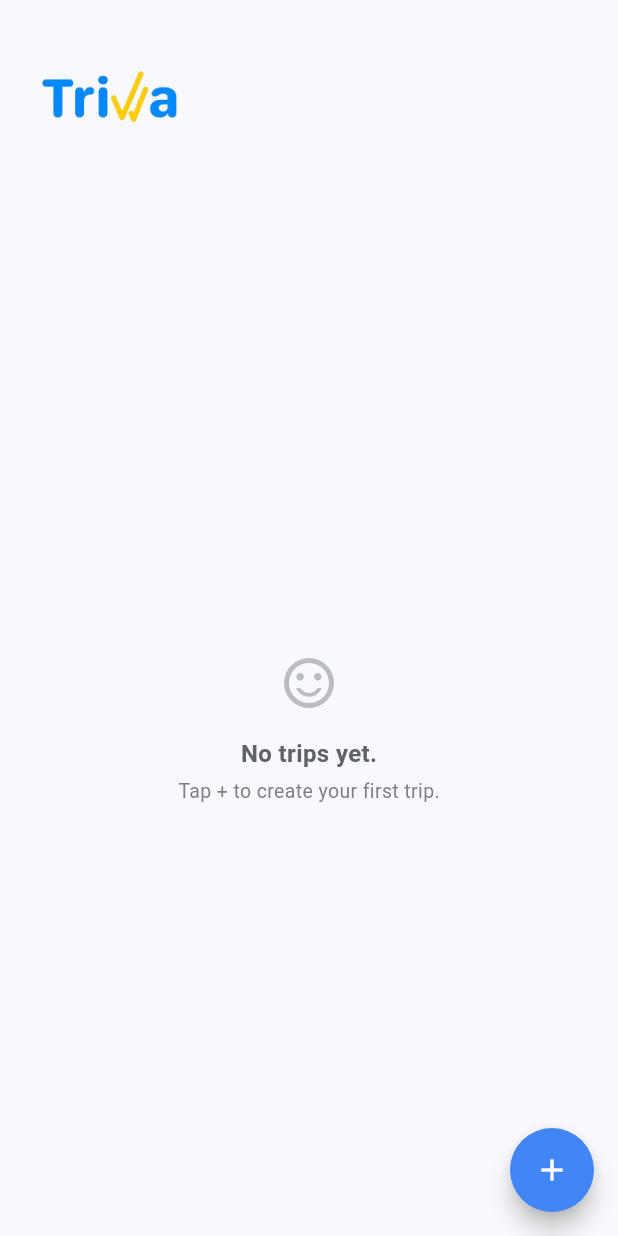
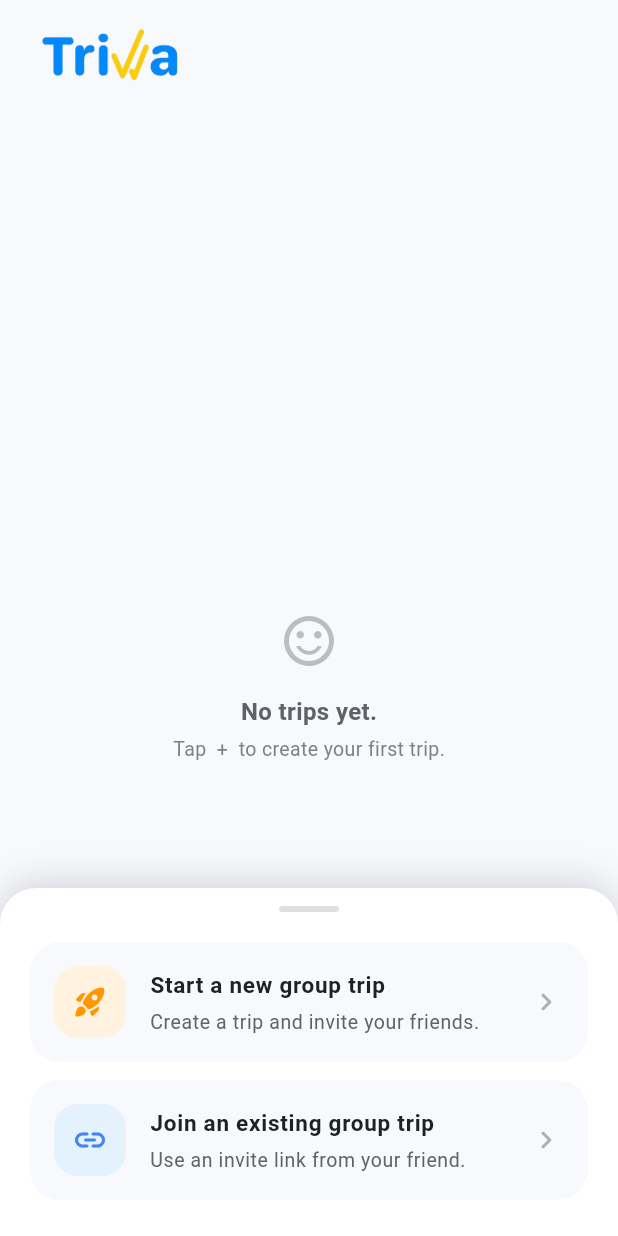
Before and after one commit to isnanramalia/triva_app, a Flutter app: the TripsListPage screen opened by its route, after a tap on the "add" icon, on a phone screen of 412 x 824 dp. Run offline on Flutter 3.47's test engine with Material 3 defaults, Android fonts, the phone set to English and light mode, and no system bars; Roboto replaces fonts that are missing (SF_Pro_Font).

Commit message:
feat: :sparkles: overlay button +

```diff
--- a/lib/features/auth/splash_page.dart
+++ b/lib/features/auth/splash_page.dart
@@ -19,13 +19,11 @@ class _SplashPageState extends State<SplashPage> with SingleTickerProviderStateM
   void initState() {
     super.initState();
 
-    // Animasi controller
     _controller = AnimationController(
       vsync: this,
       duration: const Duration(milliseconds: 1800),
     );
 
-    // Scale dari kecil → normal, lalu sedikit bounce
     _scaleAnimation = Tween<double>(begin: 0.0, end: 1.0).animate(
       CurvedAnimation(
         parent: _controller,
@@ -33,7 +31,6 @@ class _SplashPageState extends State<SplashPage> with SingleTickerProviderStateM
       ),
     );
 
-    // Fade in halus
     _opacityAnimation = Tween<double>(begin: 0.0, end: 1.0).animate(
       CurvedAnimation(
         parent: _controller,
@@ -41,10 +38,8 @@ class _SplashPageState extends State<SplashPage> with SingleTickerProviderStateM
       ),
     );
 
-    // Mulai animasi
     _controller.forward();
 
-    // Pindah ke halaman berikutnya setelah animasi selesai
     Timer(const Duration(milliseconds: 2200), () {
       if (!mounted) return;
       Navigator.pushReplacementNamed(context, AppRoutes.authLanding);
--- a/lib/features/trips/trips_list_page.dart
+++ b/lib/features/trips/trips_list_page.dart
@@ -1,42 +1,35 @@
 import 'package:flutter/material.dart';
-import '../../core/theme/app_colors.dart';
+import '../../../core/theme/app_colors.dart';
 
 class TripsListPage extends StatelessWidget {
   const TripsListPage({super.key});
 
   @override
   Widget build(BuildContext context) {
-    // untuk sementara anggap belum ada trip
-    final hasTrips = false;
+    final hasTrips = false; // sementara, nanti diganti data dari BE
 
     return Scaffold(
       backgroundColor: AppColors.surface,
       floatingActionButton: FloatingActionButton(
-        onPressed: () {
-          // TODO: navigate ke Create Trip flow
-        },
-        backgroundColor: AppColors.trivaBlue,
-        shape: const CircleBorder(),
-        child: const Icon(
-          Icons.add,
-          color: Colors.white,
-        ),
+        onPressed: () => _showTripActionsSheet(context),
+        child: const Icon(Icons.add),
       ),
       body: SafeArea(
         child: Padding(
           padding: const EdgeInsets.symmetric(horizontal: 24, vertical: 16),
           child: Column(
-            crossAxisAlignment: CrossAxisAlignment.start,
             children: [
-              Image.asset(
-                'lib/assets/images/logo_triva.png',
-                width: 100,
-                height: 100,
+              // Logo PNG di kiri atas
+              Align(
+                alignment: Alignment.centerLeft,
+                child: Image.asset(
+                  'lib/assets/images/logo_triva.png',
+                  height: 44,
+                ),
               ),
               const SizedBox(height: 48),
 
-              if (!hasTrips) ...[
-                // Empty state (tengah layar)
+              if (!hasTrips)
                 Expanded(
                   child: Center(
                     child: Column(
@@ -58,7 +51,7 @@ class TripsListPage extends StatelessWidget {
                         ),
                         const SizedBox(height: 4),
                         Text(
-                          'Tap + to create your first trip.',
+                          'Tap  +  to create your first trip.',
                           style: TextStyle(
                             fontSize: 13,
                             color: AppColors.textSecondary.withOpacity(0.8),
@@ -67,18 +60,11 @@ class TripsListPage extends StatelessWidget {
                       ],
                     ),
                   ),
+                )
+              else
+                const Expanded(
+                  child: SizedBox(), // nanti diganti list trip
                 ),
-              ] else ...[
-                // Nanti di sini list trip kalo sudah ada data
-                Expanded(
-                  child: ListView.builder(
-                    itemCount: 0,
-                    itemBuilder: (context, index) {
-                      return const SizedBox.shrink();
-                    },
-                  ),
-                ),
-              ],
             ],
           ),
         ),
@@ -86,3 +72,163 @@ class TripsListPage extends StatelessWidget {
     );
   }
 }
+
+/// Bottom sheet: Start new / Join existing
+void _showTripActionsSheet(BuildContext context) {
+  showModalBottomSheet(
+    context: context,
+    backgroundColor: Colors.black.withOpacity(0.3), // background overlay
+    barrierColor: Colors.transparent, // biar ga double overlay
+    isScrollControlled: true,
+    builder: (ctx) {
+      return const _TripActionsSheet();
+    },
+  );
+}
+
+class _TripActionsSheet extends StatelessWidget {
+  const _TripActionsSheet();
+
+  @override
+  Widget build(BuildContext context) {
+    return Container(
+      decoration: BoxDecoration(
+        color: AppColors.background,
+        borderRadius: const BorderRadius.vertical(
+          top: Radius.circular(24),
+        ),
+        boxShadow: [
+          BoxShadow(
+            color: Colors.black.withOpacity(0.15),
+            blurRadius: 20,
+            spreadRadius: 0,
+            offset: const Offset(0, -4),
+          ),
+        ],
+      ),
+      padding: const EdgeInsets.fromLTRB(20, 12, 20, 24),
+      child: SafeArea(
+        top: false,
+        child: Column(
+          mainAxisSize: MainAxisSize.min,
+          children: [
+            Container(
+              width: 40,
+              height: 4,
+              margin: const EdgeInsets.only(bottom: 20),
+              decoration: BoxDecoration(
+                color: AppColors.border,
+                borderRadius: BorderRadius.circular(999),
+              ),
+            ),
+
+            _TripActionCard(
+              icon: Icons.rocket_launch_rounded,
+              iconBg: const Color(0xFFFFF3E0),
+              iconColor: Colors.orange,
+              title: 'Start a new group trip',
+              subtitle: 'Create a trip and invite your friends.',
+              onTap: () {
+                // TODO: navigate ke Create Trip flow
+                Navigator.pop(context);
+              },
+            ),
+            const SizedBox(height: 12),
+            _TripActionCard(
+              icon: Icons.link_rounded,
+              iconBg: const Color(0xFFE3F2FD),
+              iconColor: AppColors.trivaBlue,
+              title: 'Join an existing group trip',
+              subtitle: 'Use an invite link from your friend.',
+              onTap: () {
+                // TODO: navigate ke Join Trip flow
+                Navigator.pop(context);
+              },
+            ),
+          ],
+        ),
+      ),
+    );
+  }
+}
+
+class _TripActionCard extends StatelessWidget {
+  final IconData icon;
+  final Color iconBg;
+  final Color iconColor;
+  final String title;
+  final String subtitle;
+  final VoidCallback onTap;
+
+  const _TripActionCard({
+    required this.icon,
+    required this.iconBg,
+    required this.iconColor,
+    required this.title,
+    required this.subtitle,
+    required this.onTap,
+  });
+
+  @override
+  Widget build(BuildContext context) {
+    final theme = Theme.of(context);
+
+    return InkWell(
+      onTap: onTap,
+      borderRadius: BorderRadius.circular(20),
+      child: Container(
+        decoration: BoxDecoration(
+          color: AppColors.surface,
+          borderRadius: BorderRadius.circular(20),
+        ),
+        padding: const EdgeInsets.all(16),
+        child: Row(
+          children: [
+            Container(
+              width: 48,
+              height: 48,
+              decoration: BoxDecoration(
+                color: iconBg,
+                borderRadius: BorderRadius.circular(16),
+              ),
+              child: Icon(
+                icon,
+                color: iconColor,
+                size: 24,
+              ),
+            ),
+            const SizedBox(width: 16),
+            Expanded(
+              child: Column(
+                crossAxisAlignment: CrossAxisAlignment.start,
+                children: [
+                  Text(
+                    title,
+                    style: theme.textTheme.bodyLarge?.copyWith(
+                      fontWeight: FontWeight.w600,
+                      color: AppColors.textPrimary,
+                      fontSize: 15,
+                    ),
+                  ),
+                  const SizedBox(height: 4),
+                  Text(
+                    subtitle,
+                    style: theme.textTheme.bodySmall?.copyWith(
+                      color: AppColors.textSecondary,
+                      fontSize: 13,
+                    ),
+                  ),
+                ],
+              ),
+            ),
+            Icon(
+              Icons.chevron_right_rounded,
+              color: AppColors.textSecondary.withOpacity(0.5),
+              size: 24,
+            ),
+          ],
+        ),
+      ),
+    );
+  }
+}
```
